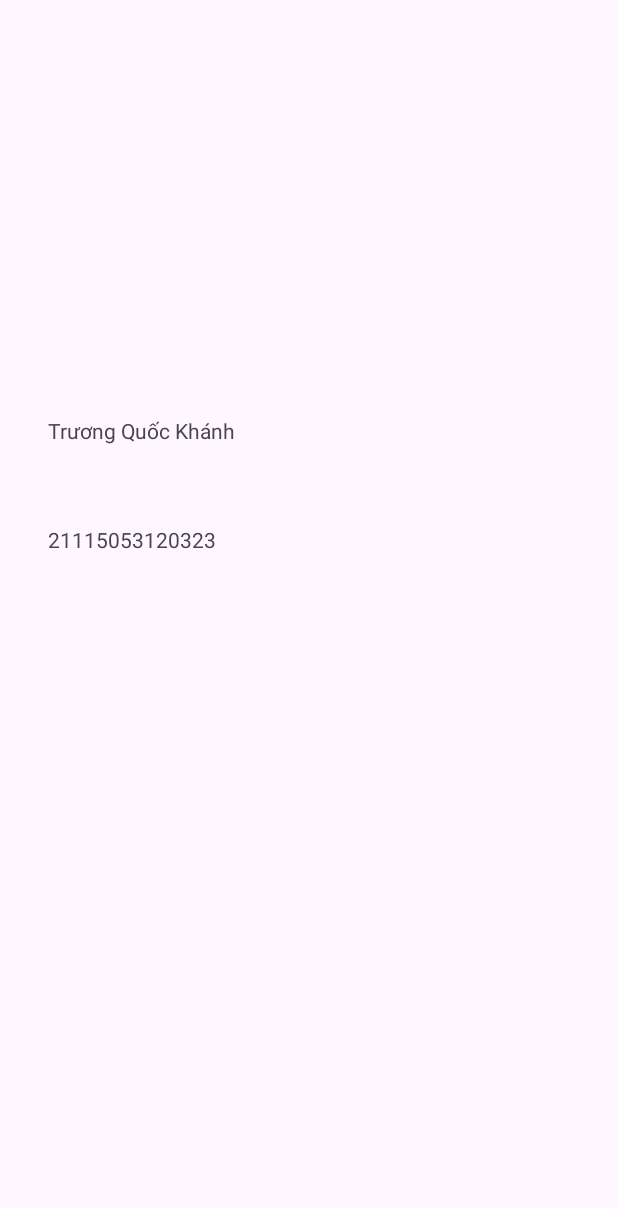
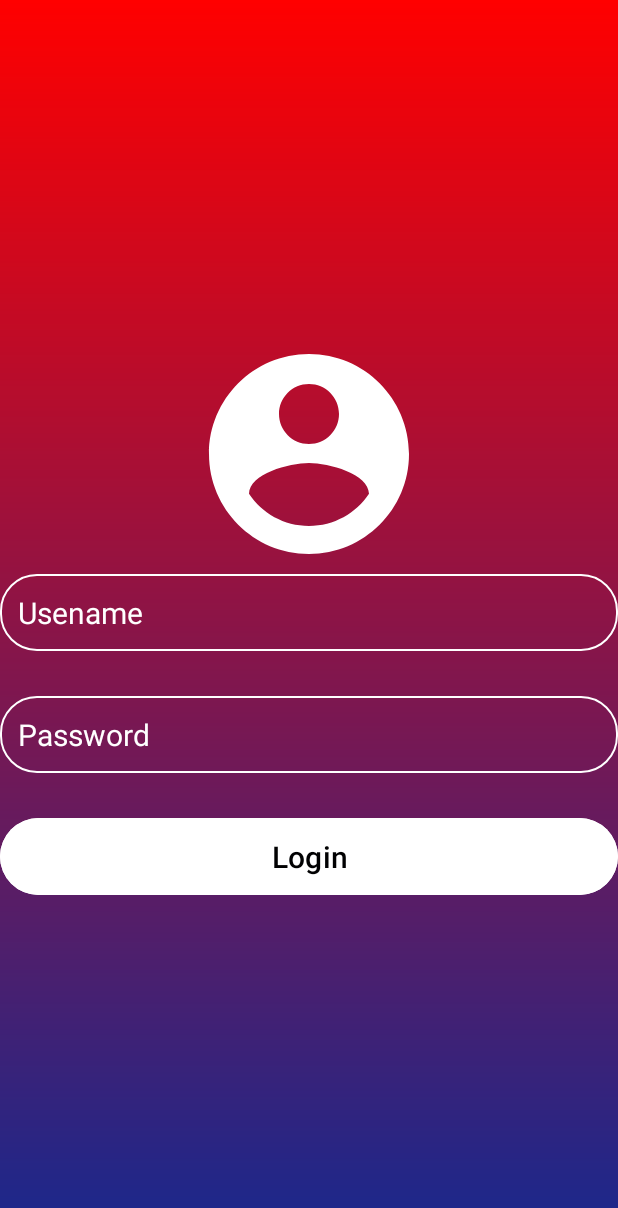
Before and after one commit to vophiduong21/androi_git, an Android app: the screen it shows after launch (MainActivity), on a phone screen of 412 x 824 dp. Before the commit the part shown is almost empty. Shown: the top 1208 px of the screen. Run offline under Robolectric (Android 15) with nearby library versions, the phone set to English and light mode, and no system bars.

Commit message:
commit login

```diff
--- /dev/null
+++ b/app/src/main/res/drawable/icon_account_circle.xml
@@ -0,0 +1,5 @@
+<vector xmlns:android="http://schemas.android.com/apk/res/android" android:height="24dp" android:tint="#FFFFFF" android:viewportHeight="24" android:viewportWidth="24" android:width="24dp">
+
+    <path android:fillColor="@android:color/white" android:pathData="M12,2C6.48,2 2,6.48 2,12s4.48,10 10,10 10,-4.48 10,-10S17.52,2 12,2zM12,5c1.66,0 3,1.34 3,3s-1.34,3 -3,3 -3,-1.34 -3,-3 1.34,-3 3,-3zM12,19.2c-2.5,0 -4.71,-1.28 -6,-3.22 0.03,-1.99 4,-3.08 6,-3.08 1.99,0 5.97,1.09 6,3.08 -1.29,1.94 -3.5,3.22 -6,3.22z"/>
+
+</vector>
--- /dev/null
+++ b/app/src/main/res/drawable/login_background.xml
@@ -0,0 +1,5 @@
+<?xml version="1.0" encoding="utf-8"?>
+<shape xmlns:android="http://schemas.android.com/apk/res/android">
+    <gradient android:type="linear" android:angle="100"
+        android:startColor="#FF0000" android:endColor="#19288D" />
+</shape>
--- /dev/null
+++ b/app/src/main/res/drawable/rounded_corner.xml
@@ -0,0 +1,6 @@
+<?xml version="1.0" encoding="utf-8"?>
+<shape xmlns:android="http://schemas.android.com/apk/res/android" android:shape="rectangle">
+    <corners android:radius="24dp"/>
+    <stroke android:width="1dip" android:color="@color/white"/>
+
+</shape>
--- a/app/src/main/res/layout/activity_main.xml
+++ b/app/src/main/res/layout/activity_main.xml
@@ -1,32 +1,66 @@
 <?xml version="1.0" encoding="utf-8"?>
-<androidx.constraintlayout.widget.ConstraintLayout xmlns:android="http://schemas.android.com/apk/res/android"
+<RelativeLayout xmlns:android="http://schemas.android.com/apk/res/android"
     xmlns:app="http://schemas.android.com/apk/res-auto"
     xmlns:tools="http://schemas.android.com/tools"
     android:id="@+id/main"
     android:layout_width="match_parent"
     android:layout_height="match_parent"
+    android:background="@drawable/login_background"
+    android:gravity="center"
+    android:padding="10dp"
     tools:context=".MainActivity">
 
-    <TextView
-        android:id="@+id/test"
-        android:layout_width="wrap_content"
+    <LinearLayout
+        android:layout_width="match_parent"
         android:layout_height="wrap_content"
-        android:layout_marginStart="32dp"
-        android:text="Trương Quốc Khánh"
-        app:layout_constraintBottom_toBottomOf="parent"
-        app:layout_constraintStart_toStartOf="parent"
-        app:layout_constraintTop_toTopOf="parent"
-        app:layout_constraintVertical_bias="0.345" />
+        android:gravity="center"
+        android:orientation="vertical">
 
-    <TextView
-        android:id="@+id/textView5"
-        android:layout_width="wrap_content"
+
+    <ImageView
+        android:layout_width="160dp"
+        android:layout_height="160dp"
+        android:src="@drawable/icon_account_circle"
+        />
+    <EditText
+        android:layout_width="match_parent"
         android:layout_height="wrap_content"
-        android:layout_marginStart="32dp"
-        android:text="21115053120323"
-        app:layout_constraintBottom_toBottomOf="parent"
-        app:layout_constraintStart_toStartOf="parent"
-        app:layout_constraintTop_toTopOf="parent"
-        app:layout_constraintVertical_bias="0.435" />
+        android:layout_marginBottom="30dp"
+        android:hint="Usename"
+        android:textColor="@color/white"
+        android:textColorHint="@color/white"
+        android:textSize="20sp"
+        android:background="@drawable/rounded_corner"
+        android:padding="12dp"
+        android:inputType="text"
+        android:id="@+id/username_input"/>
 
-</androidx.constraintlayout.widget.ConstraintLayout>
+        <EditText
+            android:layout_width="match_parent"
+            android:layout_height="wrap_content"
+            android:layout_marginBottom="16dp"
+            android:hint="Password"
+            android:textColor="@color/white"
+            android:textColorHint="@color/white"
+            android:textSize="20sp"
+            android:background="@drawable/rounded_corner"
+            android:padding="12dp"
+            android:inputType="textPassword"
+            android:id="@+id/password_input"/>
+
+        <Button
+            android:layout_width="match_parent"
+            android:layout_height="wrap_content"
+            android:text="Login"
+            android:backgroundTint="@color/white"
+            android:textColor="#010102"
+            android:padding="12dp"
+            android:layout_marginTop="10dp"
+            android:textSize="20dp"
+            android:id="@+id/login_btn"/>
+
+    </LinearLayout>
+
+
+
+</RelativeLayout>
```
